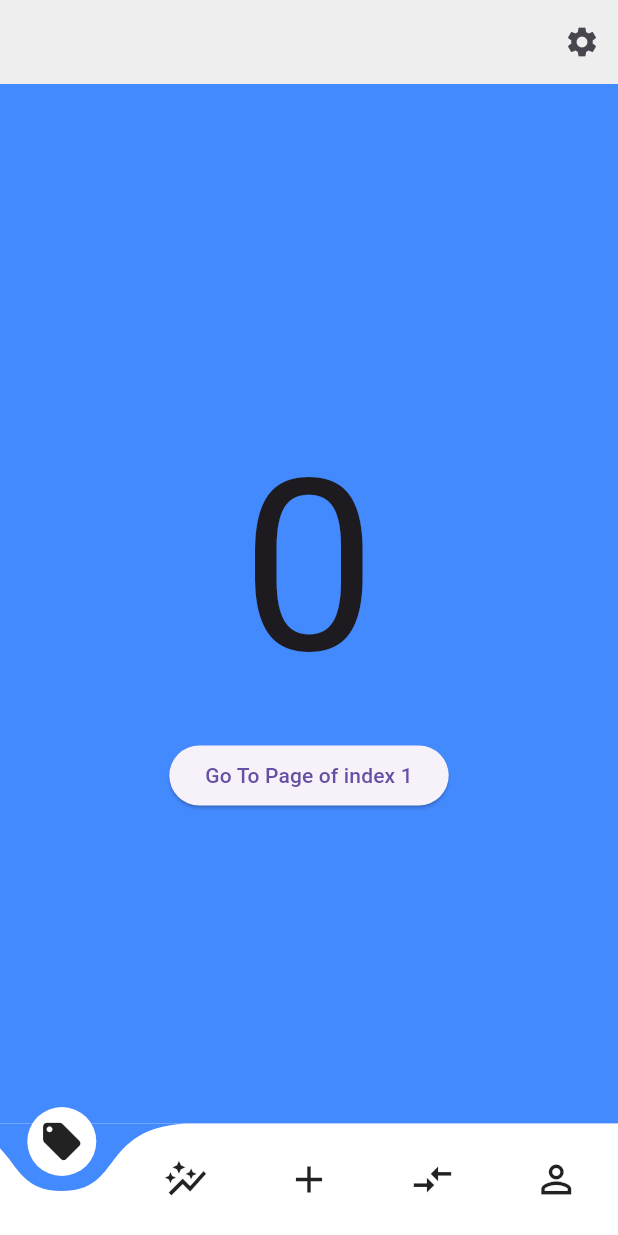
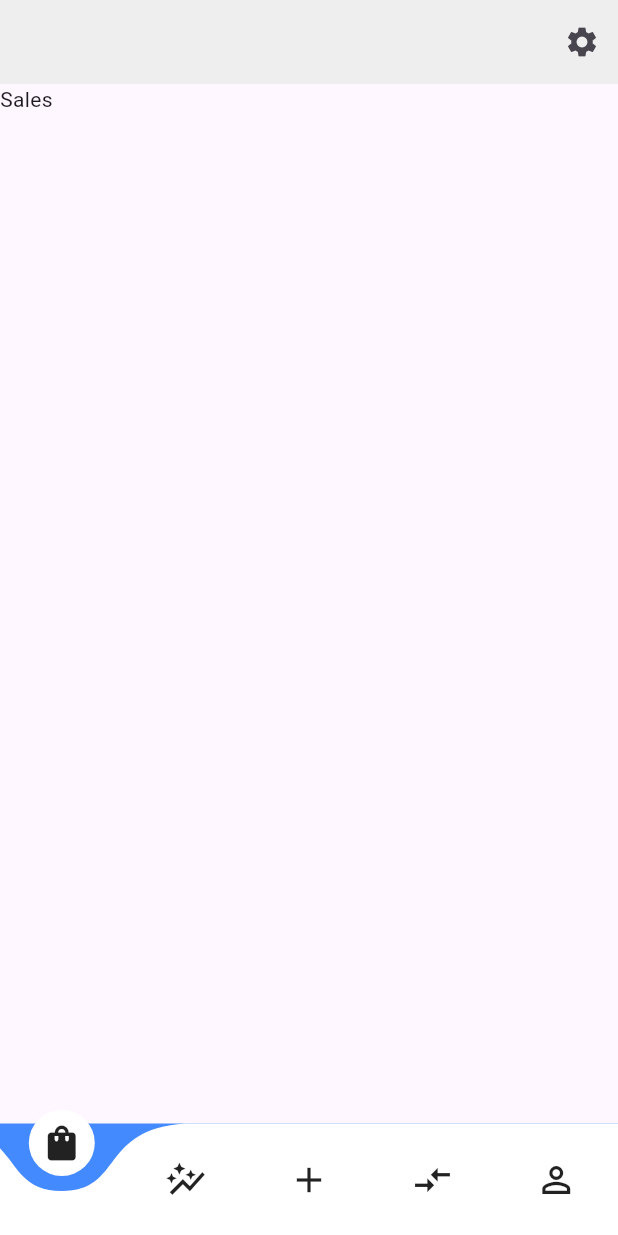
Before and after one commit to kimemia21/wakulima, a Flutter app: the screen it shows once a user with an empty profile is signed in, on a phone screen of 412 x 824 dp. Run offline on Flutter 3.47's test engine with Material 3 defaults, Android fonts, the phone set to English and light mode, and no system bars; drawn by our look-alikes of curved_navigation_bar; our stand-ins replace auth_buttons, cherry_toast, cloud_firestore, connectivity_plus, firebase_auth, firebase_core and 5 more; accounts and stored records are empty; network calls fail; statements that could not run were skipped.

Commit message:
homepage navbar

```diff
--- a/app/analysis_options.yaml
+++ b/app/analysis_options.yaml
@@ -9,6 +9,7 @@
 # packages, and plugins designed to encourage good coding practices.
 analyzer:
   errors:
+    prefer_const_literals_to_create_immutables: ignore
     sort_child_properties_last: ignore
 include: package:flutter_lints/flutter.yaml
 
--- a/app/lib/Homepage.dart
+++ b/app/lib/Homepage.dart
@@ -1,3 +1,10 @@
+// ignore_for_file: prefer_const_constructors
+
+import 'package:app/AddItem.dart';
+import 'package:app/Analyitics.dart';
+import 'package:app/Offers.dart';
+import 'package:app/Profile.dart';
+import 'package:app/Sales.dart';
 import 'package:app/authentication/LoginScreen.dart';
 import 'package:cherry_toast/cherry_toast.dart';
 import 'package:firebase_auth/firebase_auth.dart';
@@ -42,6 +49,8 @@ class _MyHomePageState extends State<MyHomePage> {
     super.initState();
   }
 
+  List<Widget> Screens = [Sales(),Analyitics(),Additem(),Offers(),Profile()];
+
   @override
   Widget build(BuildContext context) {
     return Scaffold(
@@ -59,11 +68,11 @@ class _MyHomePageState extends State<MyHomePage> {
         key: _bottomNavigationKey,
         index: 0,
         items: <Widget>[
-          Icon(Icons.local_offer, size: 30),
-          Icon(Icons.auto_graph, size: 30),
-          Icon(Icons.add, size: 30),
-          Icon(Icons.compare_arrows, size: 30),
-          Icon(Icons.perm_identity, size: 30),
+          Icon(Icons.shopping_bag, size: 28),
+          Icon(Icons.auto_graph, size: 28),
+          Icon(Icons.add, size: 28),
+          Icon(Icons.compare_arrows, size: 28),
+          Icon(Icons.perm_identity, size: 28),
         ],
         color: Colors.white,
         buttonBackgroundColor: Colors.white,
@@ -77,25 +86,28 @@ class _MyHomePageState extends State<MyHomePage> {
         },
         letIndexChange: (index) => true,
       ),
-      body: Container(
-        color: Colors.blueAccent,
-        child: Center(
-          child: Column(
-            mainAxisAlignment: MainAxisAlignment.center,
-            children: <Widget>[
-              Text(_page.toString(), style: TextStyle(fontSize: 160)),
-              ElevatedButton(
-                child: Text('Go To Page of index 1'),
-                onPressed: () {
-                  final CurvedNavigationBarState? navBarState =
-                      _bottomNavigationKey.currentState;
-                  navBarState?.setPage(1);
-                },
-              )
-            ],
-          ),
-        ),
-      ),
+
+      body:Screens[_page]
+
+      //  Container(
+      //   color: Colors.red,
+      //   child: Center(
+      //     child: Column(
+      //       mainAxisAlignment: MainAxisAlignment.center,
+      //       children: <Widget>[
+      //         Text(_page.toString(), style: TextStyle(fontSize: 160)),
+      //         ElevatedButton(
+      //           child: Text('Go To Page of index 1'),
+      //           onPressed: () {
+      //             final CurvedNavigationBarState? navBarState =
+      //                 _bottomNavigationKey.currentState;
+      //             navBarState?.setPage(1);
+      //           },
+      //         )
+      //       ],
+      //     ),
+      //   ),
+      // ),
 
       // body: Center(
       //     child: Column(
--- /dev/null
+++ b/app/lib/Sales.dart
@@ -0,0 +1,15 @@
+import 'package:flutter/material.dart';
+
+class Sales extends StatefulWidget {
+  const Sales({super.key});
+
+  @override
+  State<Sales> createState() => _SalesState();
+}
+
+class _SalesState extends State<Sales> {
+  @override
+  Widget build(BuildContext context) {
+    return Text("Sales");
+  }
+}
```
Also changed, not shown: app/lib/AddItem.dart (added, +15 -0 lines), app/lib/Analyitics.dart (added, +15 -0 lines), app/lib/Offers.dart (added, +15 -0 lines), app/lib/Profile.dart (added, +15 -0 lines).
